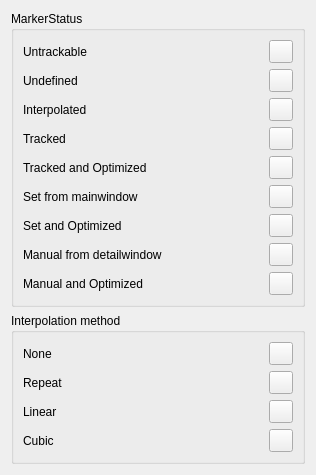
XROMMPackages/xmalab, file src/ui/ui-files/StatusColorDialog.ui: the form before one commit.
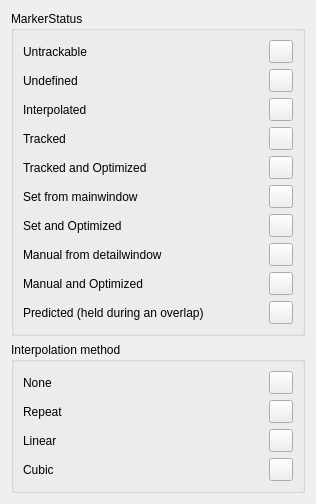
The form after the commit. Icons and pictures are not drawn.

```diff
--- a/src/ui/ui-files/StatusColorDialog.ui
+++ b/src/ui/ui-files/StatusColorDialog.ui
@@ -153,6 +153,20 @@
         </property>
        </widget>
       </item>
+      <item row="10" column="0">
+       <widget class="QLabel" name="label_Predicted">
+        <property name="text">
+         <string>Predicted (held during an overlap)</string>
+        </property>
+       </widget>
+      </item>
+      <item row="10" column="1">
+       <widget class="QToolButton" name="toolButton_Predicted">
+        <property name="text">
+         <string/>
+        </property>
+       </widget>
+      </item>
      </layout>
     </widget>
    </item>
```
